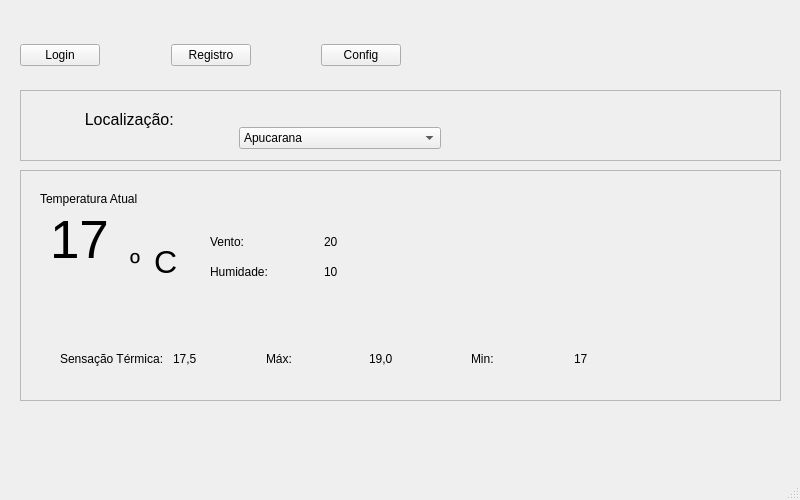
Before: the Qt Designer form mainwindow.ui in WeslleyMarcelo14/poo2_climatech, drawn with Qt 5.
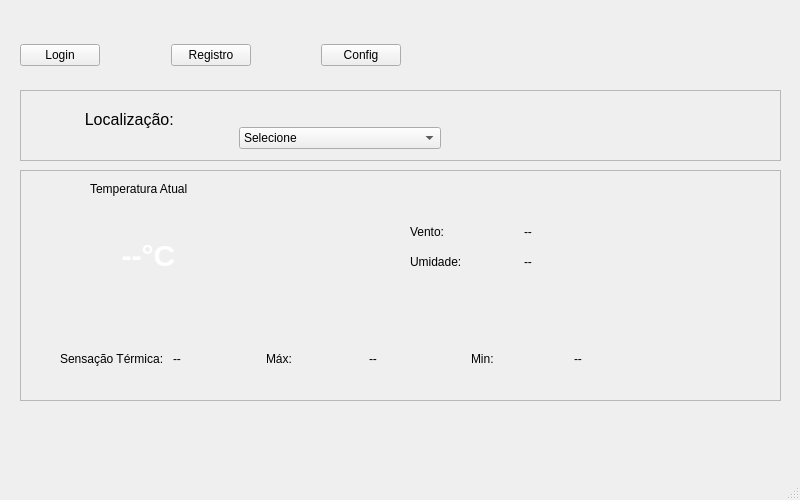
After: the same form once the commit is applied.

Commit message: feat: update dos dados na tela

Diff of the .ui file:
```diff
--- a/mainwindow.ui
+++ b/mainwindow.ui
@@ -32,21 +32,26 @@
     <widget class="QLabel" name="label_clima">
      <property name="geometry">
       <rect>
-       <x>30</x>
+       <x>60</x>
        <y>40</y>
-       <width>91</width>
+       <width>171</width>
        <height>91</height>
       </rect>
      </property>
+     <property name="styleSheet">
+      <string notr="true">font-size: 30px;        /* Tamanho do texto */
+font-weight: bold;      /* Negrito */
+color: #fff;         /* Cor do texto */</string>
+     </property>
      <property name="text">
-      <string>&lt;html&gt;&lt;head/&gt;&lt;body&gt;&lt;p&gt;&lt;span style=&quot; font-size:40pt;&quot;&gt;17&lt;/span&gt;&lt;/p&gt;&lt;h2 style=&quot;-qt-paragraph-type:empty; margin-top:16px; margin-bottom:12px; margin-left:0px; margin-right:0px; -qt-block-indent:0; text-indent:0px; font-size:48pt;&quot;&gt;&lt;br/&gt;&lt;/h2&gt;&lt;/body&gt;&lt;/html&gt;</string>
+      <string>     --°C</string>
      </property>
     </widget>
     <widget class="QLabel" name="label_tempatual">
      <property name="geometry">
       <rect>
-       <x>20</x>
-       <y>20</y>
+       <x>70</x>
+       <y>10</y>
        <width>151</width>
        <height>18</height>
       </rect>
@@ -77,7 +82,7 @@
         <item>
          <widget class="QLabel" name="label_senstermicaval">
           <property name="text">
-           <string>17,5</string>
+           <string>--</string>
           </property>
          </widget>
         </item>
@@ -95,7 +100,7 @@
         <item>
          <widget class="QLabel" name="label_sensmaxvalor">
           <property name="text">
-           <string>19,0</string>
+           <string>--</string>
           </property>
          </widget>
         </item>
@@ -113,7 +118,7 @@
         <item>
          <widget class="QLabel" name="label_sensminvalor">
           <property name="text">
-           <string>17</string>
+           <string>--</string>
           </property>
          </widget>
         </item>
@@ -124,8 +129,8 @@
     <widget class="QWidget" name="layoutWidget">
      <property name="geometry">
       <rect>
-       <x>190</x>
-       <y>60</y>
+       <x>390</x>
+       <y>50</y>
        <width>221</width>
        <height>53</height>
       </rect>
@@ -143,7 +148,7 @@
         <item>
          <widget class="QLabel" name="label_ventovalor">
           <property name="text">
-           <string>20</string>
+           <string>--</string>
           </property>
          </widget>
         </item>
@@ -154,14 +159,14 @@
         <item>
          <widget class="QLabel" name="label_humidade">
           <property name="text">
-           <string>Humidade: </string>
+           <string>Umidade: </string>
           </property>
          </widget>
         </item>
         <item>
          <widget class="QLabel" name="label_humidadevalor">
           <property name="text">
-           <string>10</string>
+           <string>--</string>
           </property>
          </widget>
         </item>
@@ -169,32 +174,6 @@
       </item>
      </layout>
     </widget>
-    <widget class="QWidget" name="layoutWidget">
-     <property name="geometry">
-      <rect>
-       <x>110</x>
-       <y>60</y>
-       <width>48</width>
-       <height>102</height>
-      </rect>
-     </property>
-     <layout class="QHBoxLayout" name="horizontalLayout_8">
-      <item>
-       <widget class="QLabel" name="label_3">
-        <property name="text">
-         <string>&lt;html&gt;&lt;head/&gt;&lt;body&gt;&lt;p&gt;&lt;span style=&quot; font-size:20pt;&quot;&gt;º&lt;/span&gt;&lt;/p&gt;&lt;h2 style=&quot;-qt-paragraph-type:empty; margin-top:16px; margin-bottom:12px; margin-left:0px; margin-right:0px; -qt-block-indent:0; text-indent:0px; font-size:20pt; font-weight:700;&quot;&gt;&lt;/h2&gt;&lt;/body&gt;&lt;/html&gt;</string>
-        </property>
-       </widget>
-      </item>
-      <item>
-       <widget class="QLabel" name="label_4">
-        <property name="text">
-         <string>&lt;html&gt;&lt;head/&gt;&lt;body&gt;&lt;p&gt;&lt;span style=&quot; font-size:24pt;&quot;&gt;C&lt;/span&gt;&lt;/p&gt;&lt;h2 style=&quot;-qt-paragraph-type:empty; margin-top:16px; margin-bottom:12px; margin-left:0px; margin-right:0px; -qt-block-indent:0; text-indent:0px; font-size:16pt; font-weight:700;&quot;&gt;&lt;/h2&gt;&lt;/body&gt;&lt;/html&gt;</string>
-        </property>
-       </widget>
-      </item>
-     </layout>
-    </widget>
    </widget>
    <widget class="QFrame" name="frame_2">
     <property name="geometry">
@@ -230,6 +209,16 @@
       </item>
       <item>
        <widget class="QComboBox" name="comboBox">
+        <item>
+         <property name="text">
+          <string>Selecione</string>
+         </property>
+        </item>
+        <item>
+         <property name="text">
+          <string>------------------</string>
+         </property>
+        </item>
         <item>
          <property name="text">
           <string>Apucarana</string>
```
Left out of the diff: 14 changed lines with no effect on the pictures. The commit also changes 5 other files.
